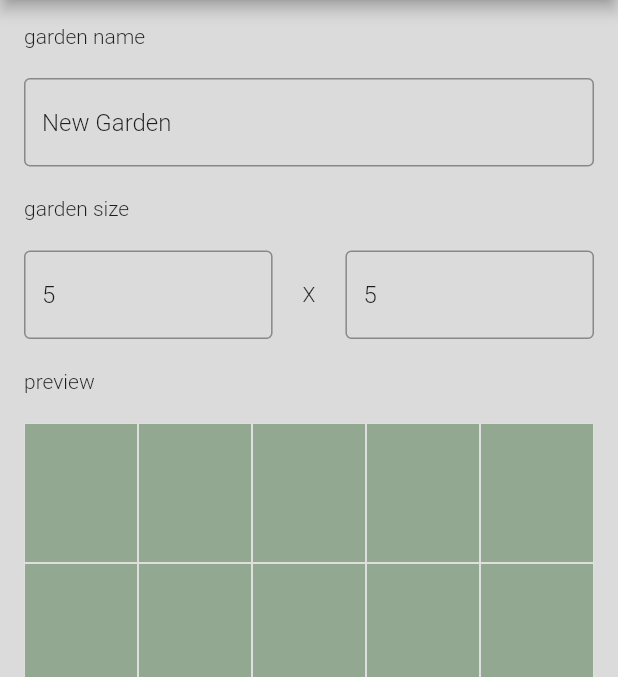
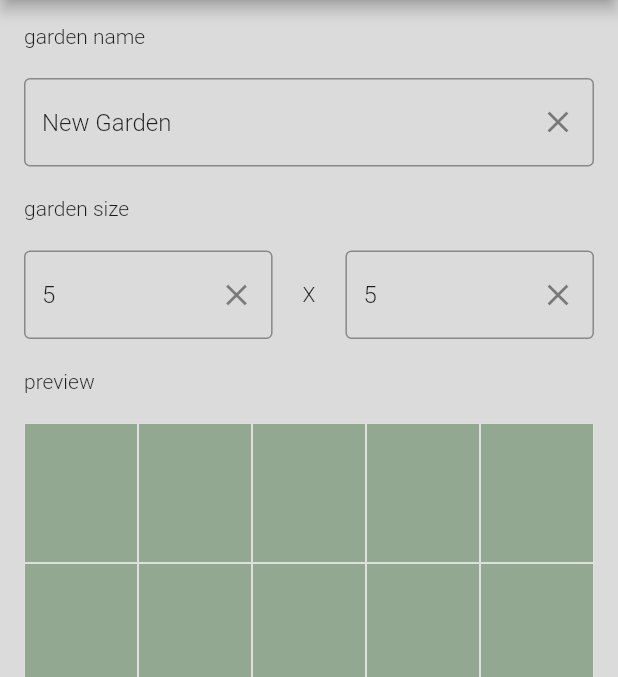
Before and after one commit to NikolaGrujic91/garden_planner_app, a Flutter app: the AddGardenScreen screen opened by its route, on a phone screen of 412 x 824 dp, the part 84-761 px from its top. Run offline on Flutter 3.47's test engine with Material 2 defaults, Android fonts, the phone set to English and light mode, and no system bars; our stand-ins replace flutter_svg.

Commit message:
Text fields display clear button

```diff
--- a/lib/widgets/text_field_bordered.dart
+++ b/lib/widgets/text_field_bordered.dart
@@ -3,6 +3,13 @@ import 'package:flutter/services.dart';
 import 'package:garden_planner_app/utils/constants.dart';
 
 class TextFieldBordered extends StatelessWidget {
+  final String hintText;
+  final Function callback;
+  final int? index;
+
+  late final TextEditingController _textEditingController;
+  late final InputDecoration _decoration;
+
   TextFieldBordered({required String text, required this.hintText, required this.callback, this.index}) {
     _textEditingController = TextEditingController(text: text);
     _textEditingController.selection = TextSelection.fromPosition(TextPosition(offset: _textEditingController.text.length));
@@ -10,15 +17,14 @@ class TextFieldBordered extends StatelessWidget {
     _decoration = InputDecoration(
       border: OutlineInputBorder(),
       hintText: hintText,
+      suffixIcon: IconButton(
+        onPressed: () {
+          _textEditingController.clear();
+        },
+        icon: Icon(Icons.clear),
+      ),
     );
   }
-
-  final String hintText;
-  final Function callback;
-  final int? index;
-
-  late final TextEditingController _textEditingController;
-  late final InputDecoration _decoration;
 
   @override
   Widget build(BuildContext context) {
--- a/lib/widgets/text_field_bordered_numeric.dart
+++ b/lib/widgets/text_field_bordered_numeric.dart
@@ -3,6 +3,13 @@ import 'package:flutter/services.dart';
 import 'package:garden_planner_app/utils/constants.dart';
 
 class TextFieldBorderedNumeric extends StatelessWidget {
+  final Function callback;
+  final String hintText;
+  final String text;
+
+  late final TextEditingController _textEditingController;
+  late final InputDecoration _decoration;
+
   TextFieldBorderedNumeric({required this.text, required this.hintText, required this.callback}) {
     _textEditingController = TextEditingController(text: this.text);
     _textEditingController.selection = TextSelection.fromPosition(TextPosition(offset: _textEditingController.text.length));
@@ -10,15 +17,14 @@ class TextFieldBorderedNumeric extends StatelessWidget {
     _decoration = InputDecoration(
       border: OutlineInputBorder(),
       hintText: this.hintText,
+      suffixIcon: IconButton(
+        onPressed: () {
+          _textEditingController.clear();
+        },
+        icon: Icon(Icons.clear),
+      ),
     );
   }
-
-  final Function callback;
-  final String hintText;
-  final String text;
-
-  late final TextEditingController _textEditingController;
-  late final InputDecoration _decoration;
 
   @override
   Widget build(BuildContext context) {
```
Also changed, not shown: 1 other file.
